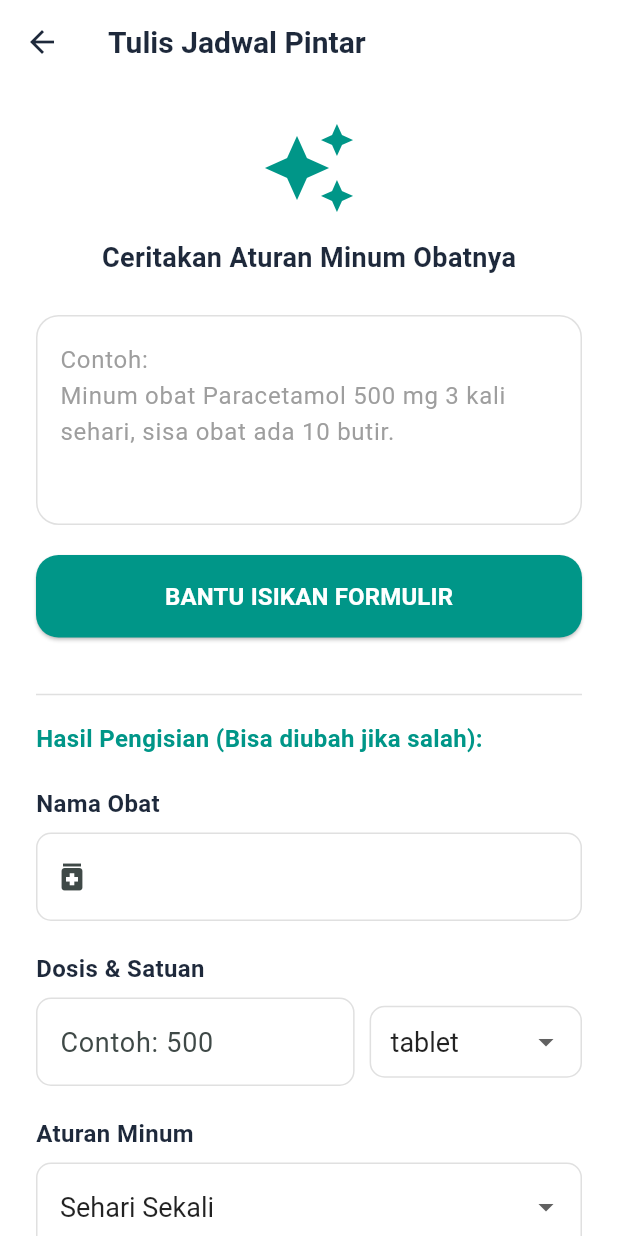
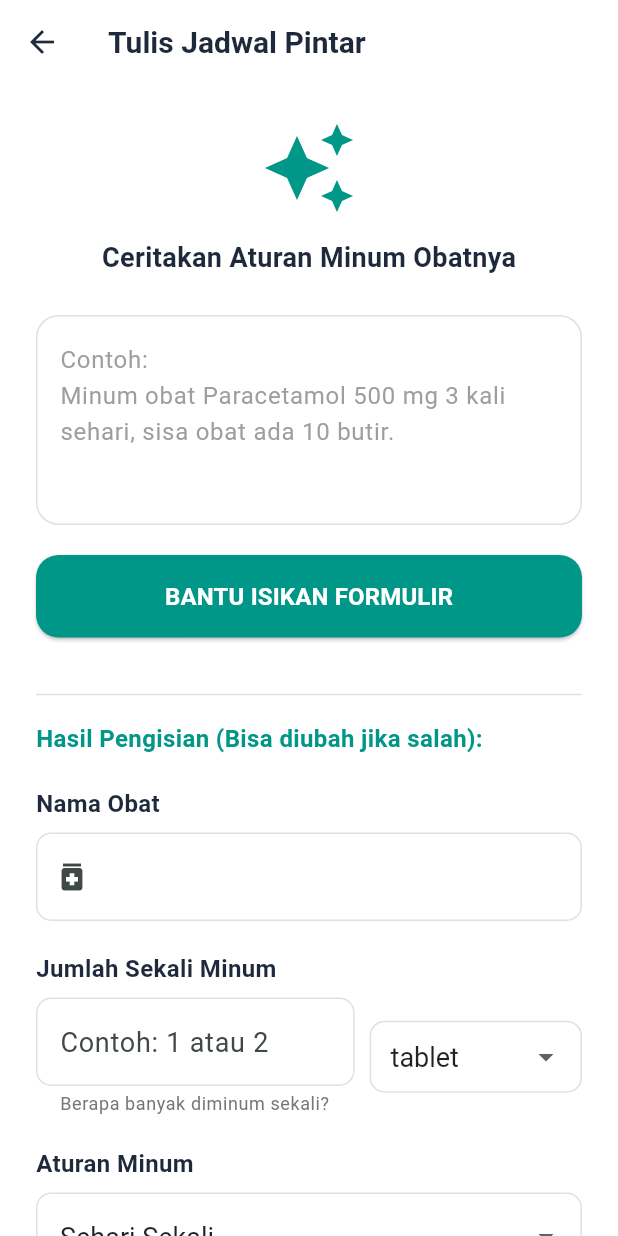
Before and after one commit to IrhamAnakMamah/TPM, a Flutter app: the AddScheduleScreen screen opened directly, on a phone screen of 412 x 824 dp. Run offline on Flutter 3.47's test engine with Material 3 defaults, Android fonts, the light colour scheme and no system bars; our stand-ins replace flutter_local_notifications, google_maps_flutter, permission_handler, sqflite, timezone; accounts and stored records are empty.

Commit message:
fix: critical bug fixes and UX improvements for Task 7
BUG FIXES:
1. Medication Deletion Issue (CRITICAL)
   - Fixed auto-delete medication when stock runs out
   - Now only sets schedule to 'expired' instead of deleting medication
   - Preserves user data and medication history
   - Better UX with remaining stock info in SnackBar
   - Files: database_helper.dart, medication_detail_screen.dart

2. Battery Optimization for Notifications
   - Added request for battery optimization exemption
   - Improves notification reliability when app is force stopped
   - Added detailed logging for permission status
   - File: notification_service.dart

UX IMPROVEMENTS:
3. Dosage Label Clarification
   - Changed 'Dosis & Satuan' to 'Jumlah Sekali Minum'
   - More intuitive: 'How many to take at once?'
   - Updated hint text: 'Contoh: 1 atau 2'
   - Added helper text: 'Berapa banyak diminum sekali?'
   - Changed units: removed 'mg'/'ml', added 'sendok'/'tetes'
   - Eliminates ambiguity between drug dosage and consumption amount
   - Files: add_schedule_screen.dart, add_medication_screen.dart

TESTING RESULTS:
- Phase 1-5: All tests PASS (9/9)
- Phase 6: Tests 6.3 & 6.4 PASS (2/4)
- Phase 6.1 & 6.2: Expected fail due to Android restrictions
- Overall: 11/15 tests PASS (73%)

DOCUMENTATION:
- Added MANUAL_TESTING_TASK7_NOTIFICATIONS.md (15 test cases)
- Added BUG_REPORT_DELETION.md (detailed analysis)
- Added BUG_FIX_SUMMARY.md (fix documentation)
- Added UX_IMPROVEMENT_DOSAGE_LABEL.md (UX changes)

Breaking Changes: None
Migration Required: No

```diff
--- a/lib/features/dashboard/screens/add_schedule_screen.dart
+++ b/lib/features/dashboard/screens/add_schedule_screen.dart
@@ -662,7 +662,7 @@ class _AddScheduleScreenState extends State<AddScheduleScreen> {
               ),
             ),
 
-            _buildLabel('Dosis & Satuan'),
+            _buildLabel('Jumlah Sekali Minum'),
             Row(
               children: [
                 Expanded(
@@ -675,7 +675,9 @@ class _AddScheduleScreenState extends State<AddScheduleScreen> {
                       border: OutlineInputBorder(borderRadius: BorderRadius.circular(10)),
                       enabledBorder: OutlineInputBorder(borderRadius: BorderRadius.circular(10), borderSide: BorderSide(color: Colors.grey.shade300)),
                       focusedBorder: OutlineInputBorder(borderRadius: BorderRadius.circular(10), borderSide: const BorderSide(color: Colors.teal, width: 2)),
-                      hintText: 'Contoh: 500',
+                      hintText: 'Contoh: 1 atau 2',
+                      helperText: 'Berapa banyak diminum sekali?',
+                      helperStyle: TextStyle(fontSize: 12, color: Colors.grey.shade600),
                     ),
                   ),
                 ),
@@ -691,7 +693,7 @@ class _AddScheduleScreenState extends State<AddScheduleScreen> {
                       focusedBorder: OutlineInputBorder(borderRadius: BorderRadius.circular(10), borderSide: const BorderSide(color: Colors.teal, width: 2)),
                       contentPadding: const EdgeInsets.symmetric(horizontal: 10),
                     ),
-                    items: ['mg', 'ml', 'tablet', 'kapsul'].map((e) => DropdownMenuItem(value: e, child: Text(e))).toList(),
+                    items: ['tablet', 'kapsul', 'sendok', 'tetes'].map((e) => DropdownMenuItem(value: e, child: Text(e))).toList(),
                     onChanged: (val) => setState(() => _dosageUnit = val!),
                   ),
                 ),
--- a/lib/features/medications/screens/add_medication_screen.dart
+++ b/lib/features/medications/screens/add_medication_screen.dart
@@ -48,14 +48,14 @@ class _AddMedicationScreenState extends State<AddMedicationScreen> {
               children: [
                 Expanded(child: _buildTextField(label: 'Stok Awal', controller: _stockCtrl, isNumber: true, icon: Icons.inventory_2)),
                 const SizedBox(width: 15),
-                Expanded(child: _buildTextField(label: 'Dosis', controller: _doseCtrl, isNumber: true, icon: Icons.science)),
+                Expanded(child: _buildTextField(label: 'Jumlah Sekali Minum', controller: _doseCtrl, isNumber: true, icon: Icons.science)),
               ],
             ),
             const SizedBox(height: 15),
             DropdownButtonFormField<String>(
               value: _dosageUnit,
-              decoration: _inputDeco('Satuan Dosis', Icons.scale),
-              items: ['mg', 'ml', 'tablet', 'kapsul'].map((e) => DropdownMenuItem(value: e, child: Text(e))).toList(),
+              decoration: _inputDeco('Satuan', Icons.scale),
+              items: ['tablet', 'kapsul', 'sendok', 'tetes'].map((e) => DropdownMenuItem(value: e, child: Text(e))).toList(),
               onChanged: (val) => setState(() => _dosageUnit = val!),
             ),
 
--- a/lib/features/medications/screens/medication_detail_screen.dart
+++ b/lib/features/medications/screens/medication_detail_screen.dart
@@ -140,13 +140,16 @@ class _MedicationDetailScreenState extends State<MedicationDetailScreen> {
 
       if (mounted) {
         if (result['success']) {
-          // Check if stock is now 0
-          if (totalStock - dosage <= 0) {
-            // Stock habis, medication dihapus
+          final newStock = totalStock - dosage;
+
+          // Check if stock is now 0 or less
+          if (newStock <= 0) {
+            // Stock habis, schedule expired (medication TIDAK dihapus)
             ScaffoldMessenger.of(context).showSnackBar(
               SnackBar(
-                content: Text('✓ ${_schedule!['med_name']} sudah diminum. Stok habis, jadwal dihapus.'),
+                content: Text('✓ ${_schedule!['med_name']} sudah diminum. Stok habis, jadwal dinonaktifkan.'),
                 backgroundColor: Colors.orange,
+                duration: const Duration(seconds: 4),
               ),
             );
             // Navigate back
@@ -155,7 +158,7 @@ class _MedicationDetailScreenState extends State<MedicationDetailScreen> {
             // Stock masih ada
             ScaffoldMessenger.of(context).showSnackBar(
               SnackBar(
-                content: Text('✓ ${_schedule!['med_name']} sudah diminum'),
+                content: Text('✓ ${_schedule!['med_name']} sudah diminum. Sisa stok: ${newStock.toInt()}'),
                 backgroundColor: const Color(0xFF0D9488),
               ),
             );
```
Also changed, not shown: lib/core/services/notification_service.dart (+21 -1 lines), lib/data/local/database_helper.dart (+13 -11 lines).
